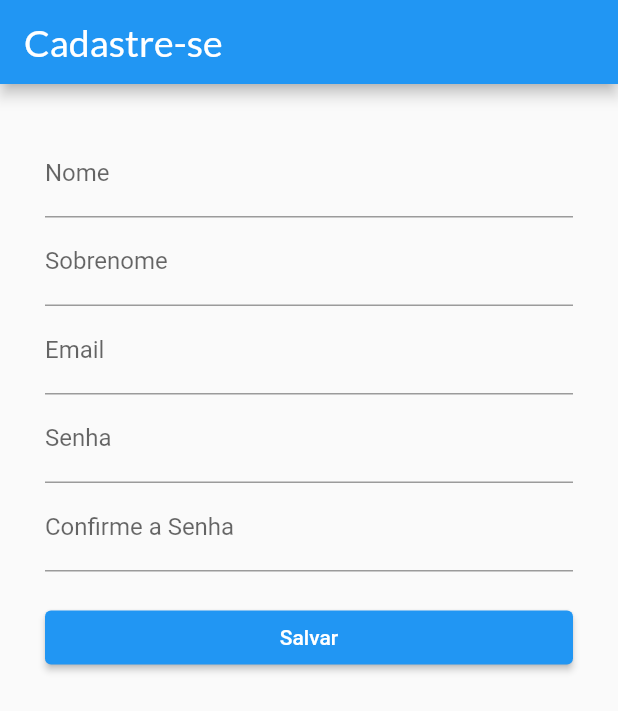
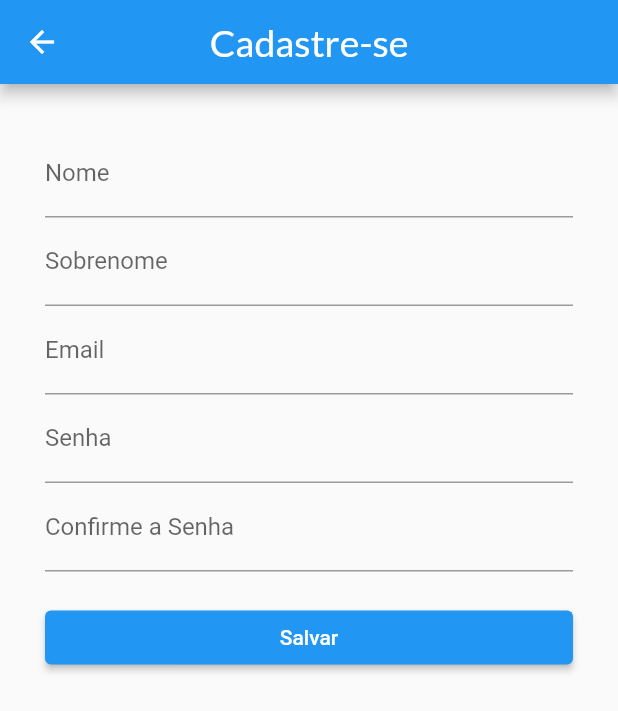
Before and after one commit to adrian7123/781741-310619644, a Flutter app: the screen it shows after launch, after a tap on "login", after a tap on "Cadastre-se", on a phone screen of 412 x 824 dp. Shown: the top 711 px of the screen. Run offline on Flutter 3.47's test engine with Material 2 defaults, Android fonts, the phone set to English and light mode, and no system bars; our stand-ins replace cloud_firestore, firebase_auth, firebase_core, flutter_mobx, google_fonts, mobx; missing offline and left inert: glutton; accounts and stored records are empty; generated files the repository leaves out were written again.

Commit message:
update myApp

```diff
--- a/garota_capa/lib/app/my_app.dart
+++ b/garota_capa/lib/app/my_app.dart
@@ -1,34 +1,37 @@
 import 'package:flutter/material.dart';
-import 'package:garota_capa/pages/home/home_controller.dart';
-import 'package:garota_capa/pages/perfil/perfil_controller.dart';
+import 'package:garota_capa/app/providers.dart';
 import 'package:garota_capa/theme/global_theme.dart';
 import 'package:provider/provider.dart';
 
 import './rotas/rotas.dart';
 
 class MyApp extends StatelessWidget {
+  final bool _isDark;
+
+  const MyApp(this._isDark, {Key key}) : super(key: key);
+
   @override
   Widget build(BuildContext context) {
     return MultiProvider(
-      providers: [
-        Provider<HomeController>(
-          create: (_) => HomeController(),
-        ),
-        Provider<PerfilController>(
-          create: (_) => PerfilController(),
-        )
-      ],
+      providers: providers,
       child: ChangeNotifierProvider(
         create: (_) => GlobalTheme(),
         child: Consumer<GlobalTheme>(
-          builder: (context, theme, _) {
-            return MaterialApp(
-              debugShowCheckedModeBanner: false,
-              title: 'Garota Capa',
-              // ignore: dead_code
-              theme: theme.themeSelected,
-              routes: rotas,
-            );
+          builder: (context, theme, widget) {
+            return theme.themeSelected == null
+                ? MaterialApp(
+                    debugShowCheckedModeBanner: false,
+                    title: 'Garota Capa',
+                    theme:
+                        _isDark == null ? ThemeData.light() : ThemeData.dark(),
+                    routes: rotas,
+                  )
+                : MaterialApp(
+                    debugShowCheckedModeBanner: false,
+                    title: 'Garota Capa',
+                    theme: theme.themeSelected,
+                    routes: rotas,
+                  );
           },
         ),
       ),
--- /dev/null
+++ b/garota_capa/lib/app/providers.dart
@@ -0,0 +1,14 @@
+import 'package:provider/provider.dart';
+import 'package:provider/single_child_widget.dart';
+
+import 'package:garota_capa/pages/home/home_controller.dart';
+import 'package:garota_capa/pages/perfil/perfil_controller.dart';
+
+final List<SingleChildWidget> providers = [
+  Provider<HomeController>(
+    create: (_) => HomeController(),
+  ),
+  Provider<PerfilController>(
+    create: (_) => PerfilController(),
+  ),
+];
--- a/garota_capa/lib/main.dart
+++ b/garota_capa/lib/main.dart
@@ -1,14 +1,23 @@
 import 'package:firebase_core/firebase_core.dart';
 import 'package:flutter/material.dart';
 import 'package:flutter/services.dart';
+import 'package:glutton/glutton.dart';
 
-import 'app/my_app.dart';
+import './app/my_app.dart';
 
 void main() async {
   WidgetsFlutterBinding.ensureInitialized();
   await Firebase.initializeApp();
 
+  // impede que o app mude a sua orientação
   SystemChrome.setPreferredOrientations([DeviceOrientation.portraitUp]);
 
-  runApp(MyApp());
+  bool _isDark;
+
+  //  checa se o app esta em dark theme
+  if (await Glutton.have('isDark')) {
+    _isDark = await Glutton.vomit('isDark');
+  }
+
+  runApp(MyApp(_isDark));
 }
--- a/garota_capa/lib/pages/authtentication/signin/signin_page.dart
+++ b/garota_capa/lib/pages/authtentication/signin/signin_page.dart
@@ -15,6 +15,12 @@ class SignInPage extends StatelessWidget {
 
     return Scaffold(
         appBar: AppBar(
+          centerTitle: true,
+          leading: Builder(
+            builder: (BuildContext context) {
+              return Container();
+            },
+          ),
           title: TextH1(
             'Login',
             color: Colors.white,
@@ -92,7 +98,7 @@ class SignInPage extends StatelessWidget {
                           style: TextStyle(color: Colors.blue, fontSize: 30),
                         ),
                         onTap: () {
-                          Navigator.pushReplacementNamed(context, 'signUp');
+                          Navigator.pushNamed(context, 'signUp');
                         },
                       ),
                     )
--- a/garota_capa/lib/pages/authtentication/signup/signup_page.dart
+++ b/garota_capa/lib/pages/authtentication/signup/signup_page.dart
@@ -18,6 +18,7 @@ class SignUpPage extends StatelessWidget {
 
     return Scaffold(
         appBar: AppBar(
+          centerTitle: true,
           title: TextH1(
             'Cadastre-se',
             color: Colors.white,
--- a/garota_capa/lib/pages/perfil/perfil_controller.dart
+++ b/garota_capa/lib/pages/perfil/perfil_controller.dart
@@ -27,7 +27,8 @@ abstract class _PerfilController with Store {
   void setOnChange(bool value) => this.onChange = value;
 
   @action
-  void signOut(BuildContext context) {
-    userRepository.signOut(context);
+  Future<void> signOut(BuildContext context) async {
+    await userRepository.signOut(context);
+    Navigator.pushReplacementNamed(context, '/');
   }
 }
--- a/garota_capa/lib/repositories/user_repository.dart
+++ b/garota_capa/lib/repositories/user_repository.dart
@@ -31,9 +31,8 @@ class UserRepository extends IUserRepository {
   }
 
   @override
-  void signOut(BuildContext context) async {
+  Future<void> signOut(BuildContext context) async {
     await _auth.signOut();
-    Navigator.pushReplacementNamed(context, '/');
   }
 }
 
```
Also changed, not shown: garota_capa/lib/pages/perfil/perfil_page.dart (+12 -4 lines).
